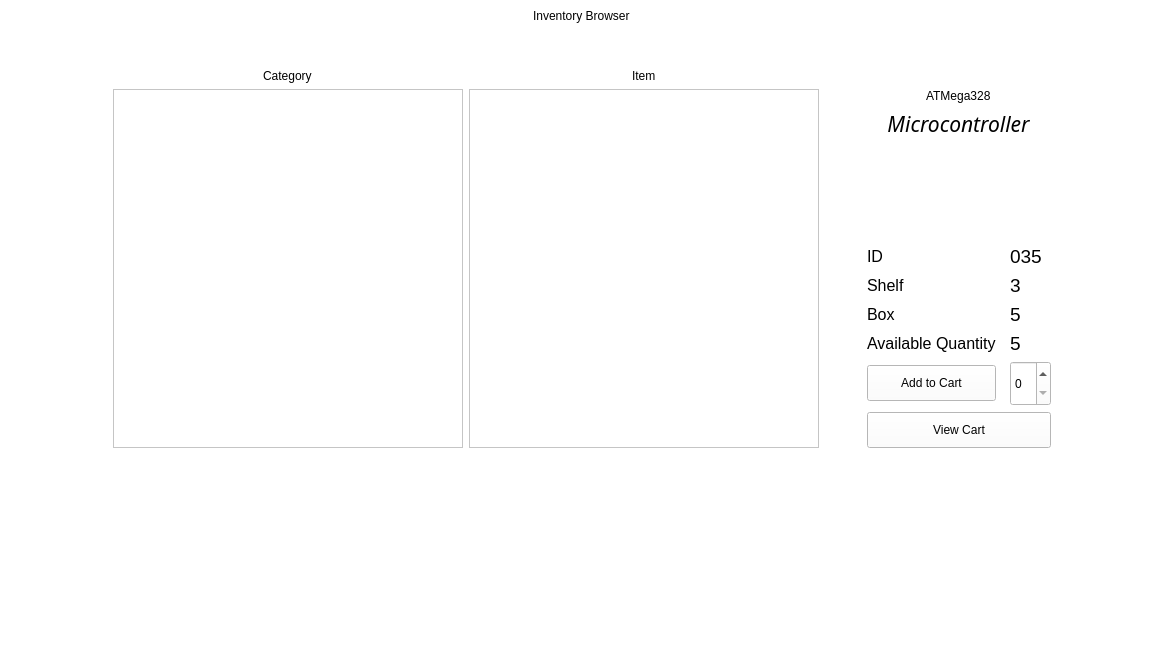
Above: inventory.ui from arc-bphc/sims-gui before the change. Below: the same form after it.
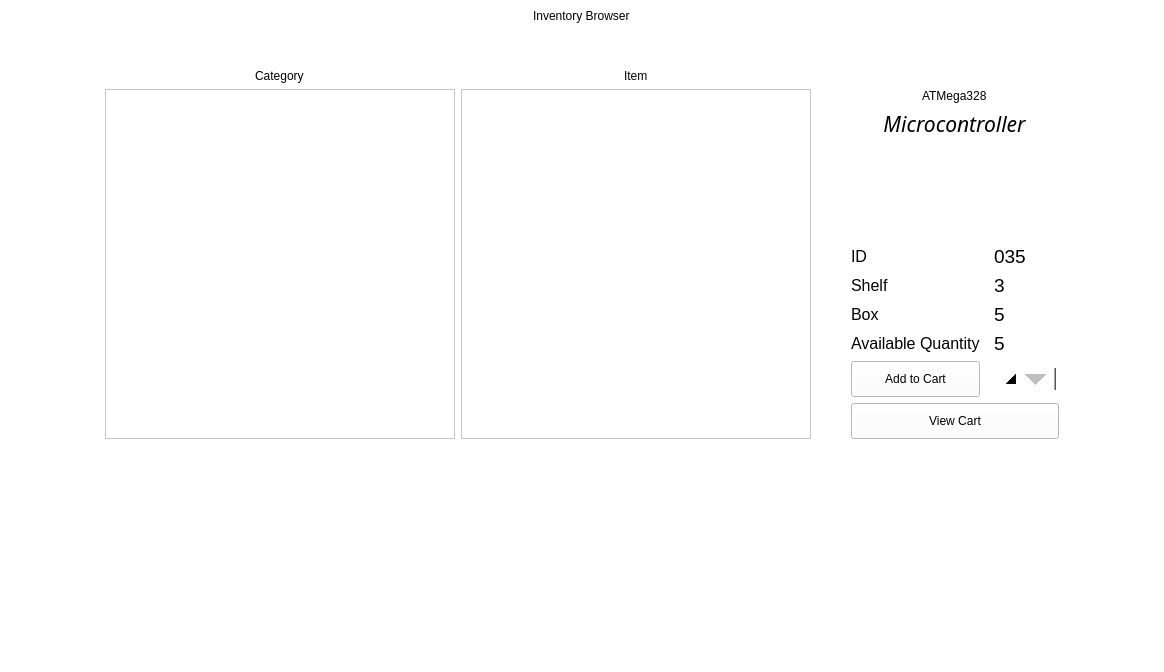
That is the form after the change. Icons and pictures are not drawn.

Commit message: Changed spinbox style

Diff of the .ui file:
```diff
--- a/inventory.ui
+++ b/inventory.ui
@@ -166,9 +166,14 @@
           <property name="minimumSize">
            <size>
             <width>0</width>
-            <height>45</height>
+            <height>0</height>
            </size>
           </property>
+          <property name="styleSheet">
+           <string notr="true">QSpinBox::up-button { subcontrol-position: left; width: 40px; height: 35px;}
+
+QSpinBox::down-button { subcontrol-position: right; width: 40px; height: 35px;}</string>
+          </property>
          </widget>
         </item>
         <item row="5" column="1">
```
The commit also changes 12 other files.
